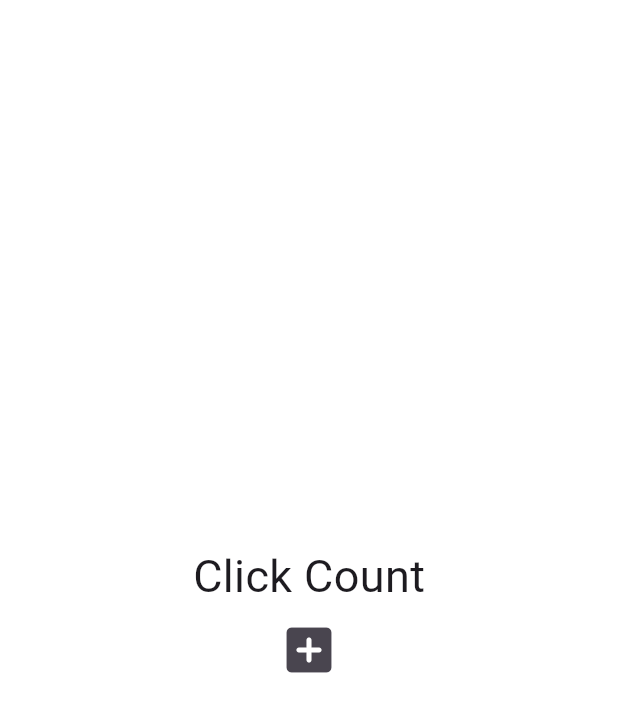
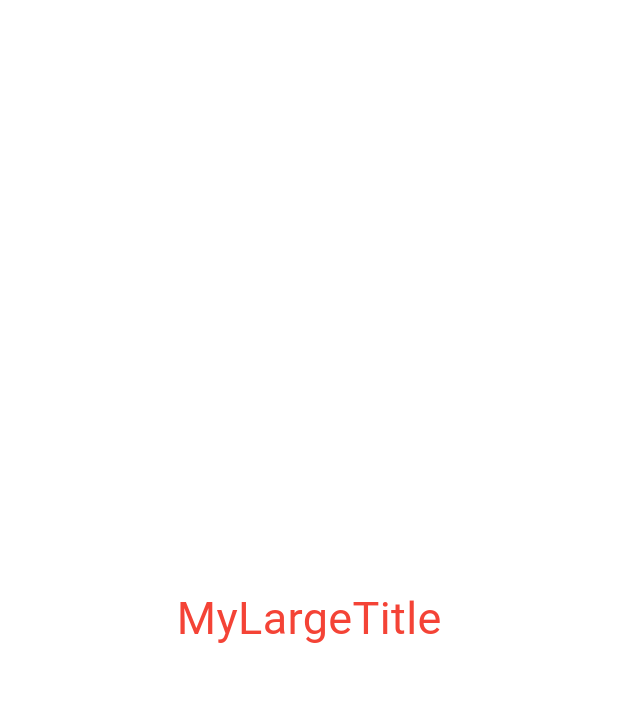
Before and after one commit to velmash/OhMyFlutter, a Flutter app: the screen it shows after launch, on a phone screen of 412 x 824 dp. Shown: the top 712 px of the screen. Run offline on Flutter 3.47's test engine with Material 3 defaults, Android fonts, the phone set to English and light mode, and no system bars.

Commit message:
:wrench: BuildeContext 스터디

```diff
--- a/stateful_study/lib/main.dart
+++ b/stateful_study/lib/main.dart
@@ -10,34 +10,36 @@
 }
 
 class _AppState extends State<App> {
-  List<int> numbers = [];
-
-  void incrementCounter() {
-    setState(() {
-      numbers.add(numbers.length);
-    });
-  }
-
   @override
   Widget build(BuildContext context) {
     return MaterialApp(
+      theme: ThemeData(
+        textTheme: TextTheme(titleLarge: TextStyle(color: Colors.red)),
+      ),
       home: Scaffold(
         backgroundColor: Colors.white,
         body: Center(
           child: Column(
             mainAxisAlignment: MainAxisAlignment.center,
-            children: [
-              Text("Click Count", style: TextStyle(fontSize: 30)),
-              for (var n in numbers) Text("$n"),
-              IconButton(
-                iconSize: 40,
-                onPressed: incrementCounter,
-                icon: Icon(Icons.add_box_rounded),
-              ),
-            ],
+            children: [MyLargeTitle()],
           ),
         ),
       ),
     );
   }
 }
+
+class MyLargeTitle extends StatelessWidget {
+  const MyLargeTitle({super.key});
+
+  @override
+  Widget build(BuildContext context) {
+    return Text(
+      "MyLargeTitle",
+      style: TextStyle(
+        fontSize: 30,
+        color: Theme.of(context).textTheme.titleLarge?.color,
+      ),
+    );
+  }
+}
```
